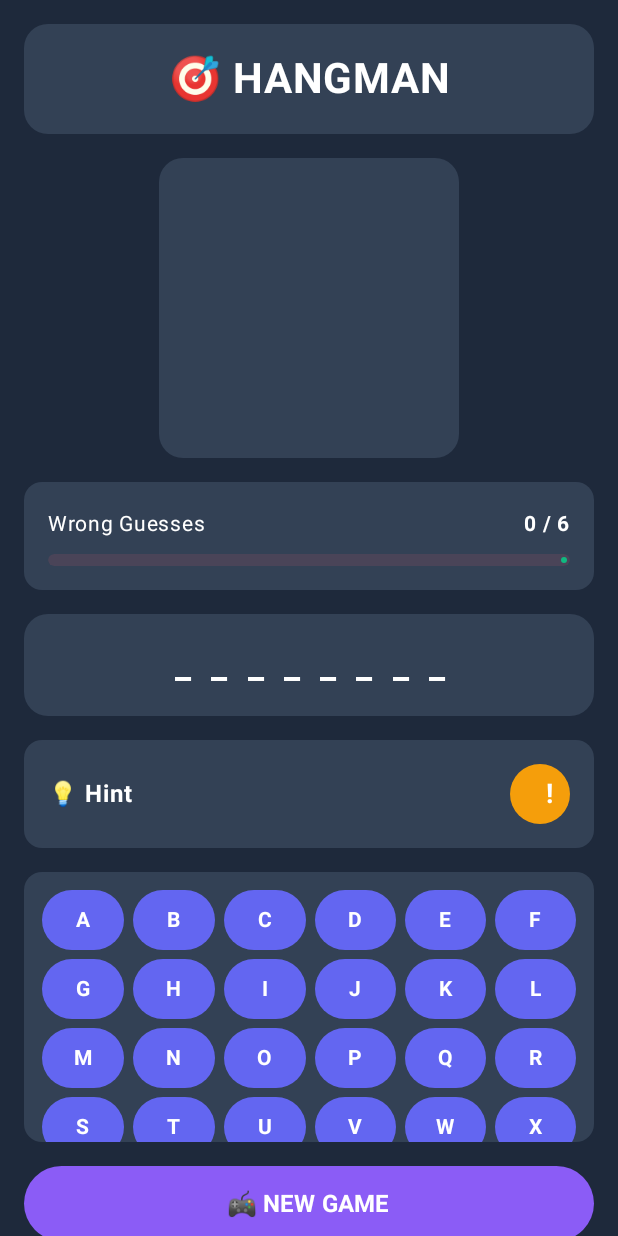
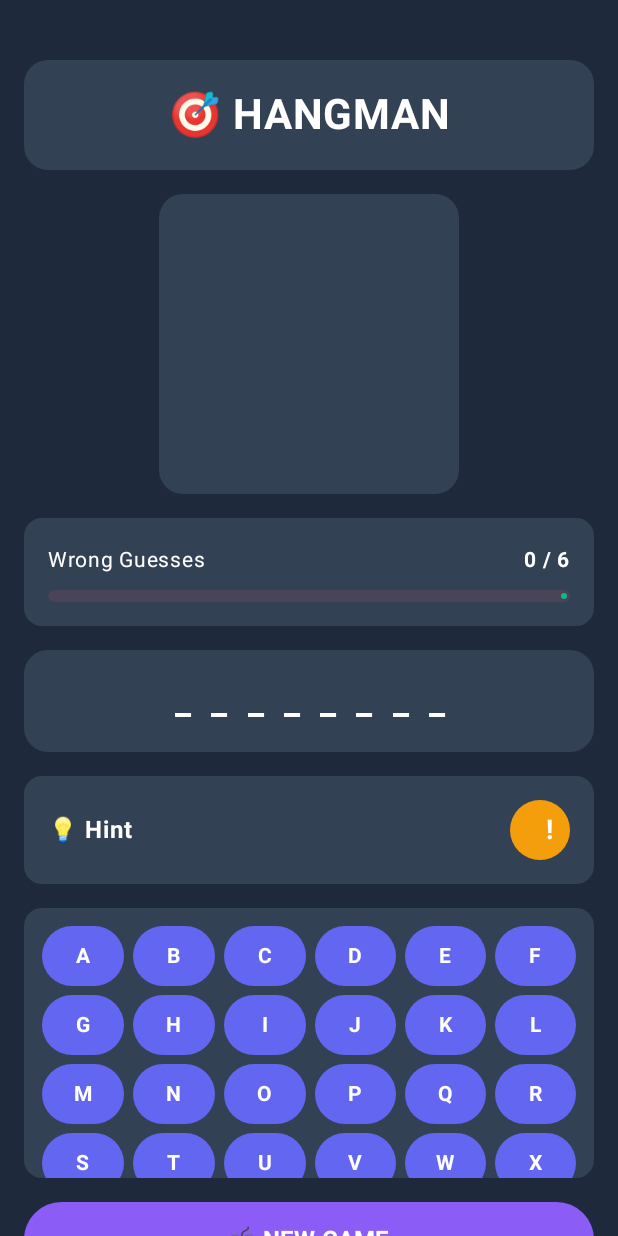
Before and after one commit to thamaravp/hangmangame, an Android app built with Jetpack Compose: the screen it shows after launch (MainActivity), on a phone screen of 412 x 824 dp. Run offline under Robolectric (Android 15) with nearby library versions, the light colour scheme and no system bars.

```diff
--- a/app/src/main/java/com/example/hangmangame/MainActivity.kt
+++ b/app/src/main/java/com/example/hangmangame/MainActivity.kt
@@ -25,6 +25,7 @@ import androidx.compose.ui.geometry.Offset
 import androidx.compose.ui.graphics.*
 import androidx.compose.ui.graphics.drawscope.DrawScope
 import androidx.compose.ui.graphics.drawscope.Stroke
+import androidx.compose.ui.platform.LocalConfiguration
 import androidx.compose.ui.text.font.FontWeight
 import androidx.compose.ui.text.style.TextAlign
 import androidx.compose.ui.unit.dp
@@ -110,17 +111,39 @@ fun HangmanGame() {
         hintShown = true
     }
 
-    // Main UI
+    // Get screen configuration for safe area handling
+    val configuration = LocalConfiguration.current
+    val screenHeight = configuration.screenHeightDp.dp
+
+    // Calculate safe top padding (accounting for notch/status bar)
+    val safeTopPadding = when {
+        screenHeight > 800.dp -> 48.dp // Phones with notch/punch hole
+        screenHeight > 700.dp -> 32.dp // Regular tall phones
+        else -> 24.dp // Compact phones
+    }
+
+    // Main UI with proper safe area handling
+    Box(
+        modifier = Modifier
+            .fillMaxSize()
+            .background(Color(0xFF1E293B))
+    ) {
         Column(
             modifier = Modifier
                 .fillMaxSize()
-            .background(Color(0xFF1E293B))
+                .statusBarsPadding() // This handles system bars automatically
                 .verticalScroll(rememberScrollState())
-            .padding(16.dp),
+                .padding(
+                    start = 16.dp,
+                    end = 16.dp,
+                    top = 16.dp, // Additional top padding after status bar
+                    bottom = 16.dp
+                ),
             horizontalAlignment = Alignment.CenterHorizontally,
             verticalArrangement = Arrangement.spacedBy(16.dp)
         ) {
-        // Header
+            // Header with extra top spacing
+            Spacer(modifier = Modifier.height(8.dp))
             GameHeader()
 
             // Hangman Drawing
@@ -165,7 +188,9 @@ fun HangmanGame() {
             // New Game Button
             NewGameButton(onClick = { resetGame() })
 
+            // Bottom safe area
             Spacer(modifier = Modifier.height(16.dp))
+        }
     }
 }
 
```
Also changed, not shown: app/src/main/ic_launcher-playstore.png, app/src/main/res/mipmap-hdpi/ic_launcher.webp, app/src/main/res/mipmap-hdpi/ic_launcher_foreground.webp, app/src/main/res/mipmap-hdpi/ic_launcher_round.webp, app/src/main/res/mipmap-mdpi/ic_launcher.webp, app/src/main/res/mipmap-mdpi/ic_launcher_foreground.webp, app/src/main/res/mipmap-mdpi/ic_launcher_round.webp, app/src/main/res/mipmap-xhdpi/ic_launcher.webp, app/src/main/res/mipmap-xhdpi/ic_launcher_foreground.webp, app/src/main/res/mipmap-xhdpi/ic_launcher_round.webp, app/src/main/res/mipmap-xxhdpi/ic_launcher.webp, app/src/main/res/mipmap-xxhdpi/ic_launcher_foreground.webp, app/src/main/res/mipmap-xxhdpi/ic_launcher_round.webp, app/src/main/res/mipmap-xxxhdpi/ic_launcher.webp, 2 more files. Lines whose indentation alone changed are shown as unchanged.
